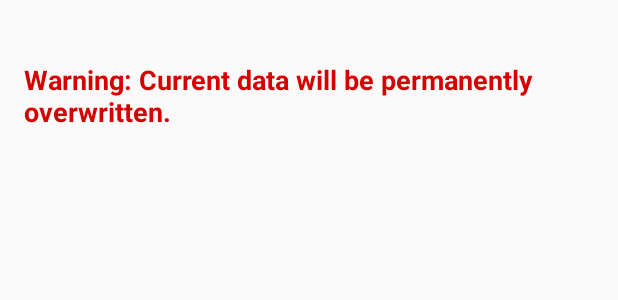
After one commit to martin-walls/PresentsOrganiser, an Android app: the layout dialog_confirm_import_db.xml on its own in the app's theme, with its tools: preview values and no code run, on a phone screen of 412 x 824 dp. The commit adds this screen. Shown: the top 300 px of the screen. Run offline under Robolectric (Android 15) with nearby library versions, the phone set to English and light mode, and no system bars.

Commit message:
Added confirm dialog for import db

```diff
--- a/app/src/main/java/com/martinwalls/presentsorganiser/DBHandler.java
+++ b/app/src/main/java/com/martinwalls/presentsorganiser/DBHandler.java
@@ -26,7 +26,7 @@ import java.util.List;
 
 public class DBHandler extends SQLiteOpenHelper {
     private static int DATABASE_VERSION = 2;
-    private static String DATABASE_NAME = "presentsDB.db";
+    public static String DATABASE_NAME = "presentsDB.db";
 
     private static final String TAG = DBHandler.class.getName();
     private final Context context;
@@ -195,7 +195,8 @@ public class DBHandler extends SQLiteOpenHelper {
         File backupDB = new File(sd, backupDBPath);
         try {
             source = new FileInputStream(backupDB).getChannel();
-            if (currentDB.delete()){
+            // clear current database so new db can be imported
+            if (currentDB.delete()) {
                 destination = new FileOutputStream(currentDB).getChannel();
                 destination.transferFrom(source, 0, source.size());
                 source.close();
@@ -207,7 +208,6 @@ public class DBHandler extends SQLiteOpenHelper {
         }
         return false;
     }
-
 
 
 
--- /dev/null
+++ b/app/src/main/res/layout/dialog_confirm_import_db.xml
@@ -0,0 +1,25 @@
+<?xml version="1.0" encoding="utf-8"?>
+<LinearLayout
+    xmlns:android="http://schemas.android.com/apk/res/android"
+    android:layout_width="wrap_content"
+    android:layout_height="wrap_content"
+    android:orientation="vertical"
+    android:paddingHorizontal="@dimen/activity_horizontal_margin"
+    android:paddingVertical="@dimen/activity_vertical_margin">
+
+    <TextView
+        android:id="@+id/message"
+        android:layout_width="match_parent"
+        android:layout_height="wrap_content"
+        android:textSize="@dimen/dialog_text_size"
+        android:textColor="@color/list_row_title"/>
+
+    <TextView
+        android:layout_width="match_parent"
+        android:layout_height="wrap_content"
+        android:textColor="@color/warning_text"
+        android:textSize="@dimen/dialog_text_size"
+        android:textStyle="bold"
+        android:text="@string/dialog_warning_data_overwrite"/>
+
+</LinearLayout>
--- a/app/src/main/res/values/colors.xml
+++ b/app/src/main/res/values/colors.xml
@@ -7,4 +7,5 @@
     <color name="list_row_content">#555555</color>
     <color name="selected_item_background">#AAAAAA</color>
     <color name="divider">#888888</color>
+    <color name="warning_text">#d50000</color>
 </resources>
--- a/app/src/main/res/values/dimens.xml
+++ b/app/src/main/res/values/dimens.xml
@@ -14,4 +14,5 @@
     <dimen name="list_row_inset">80dp</dimen>
     <dimen name="name_row_inset">56dp</dimen>
     <dimen name="radio_vertical_margin">8dp</dimen>
+    <dimen name="dialog_text_size">18sp</dimen>
 </resources>
--- a/app/src/main/res/values/strings.xml
+++ b/app/src/main/res/values/strings.xml
@@ -50,6 +50,7 @@
     <string name="dialog_delete">Delete</string>
     <string name="dialog_add_anyway">Add anyway</string>
     <string name="dialog_view_family">View family</string>
+    <string name="dialog_continue">Continue</string>
 
     <!-- Dialog titles -->
     <string name="dialog_title_sort_names_by">View by:</string>
@@ -60,4 +61,5 @@
 
     <!-- Shared preferences keys -->
     <string name="key_sort_names_by">key_sort_names_by</string>
+    <string name="dialog_warning_data_overwrite">Warning: Current data will be permanently overwritten.</string>
 </resources>
```
Also changed, not shown: app/src/main/java/com/martinwalls/presentsorganiser/MainActivity.java (+25 -4 lines).
